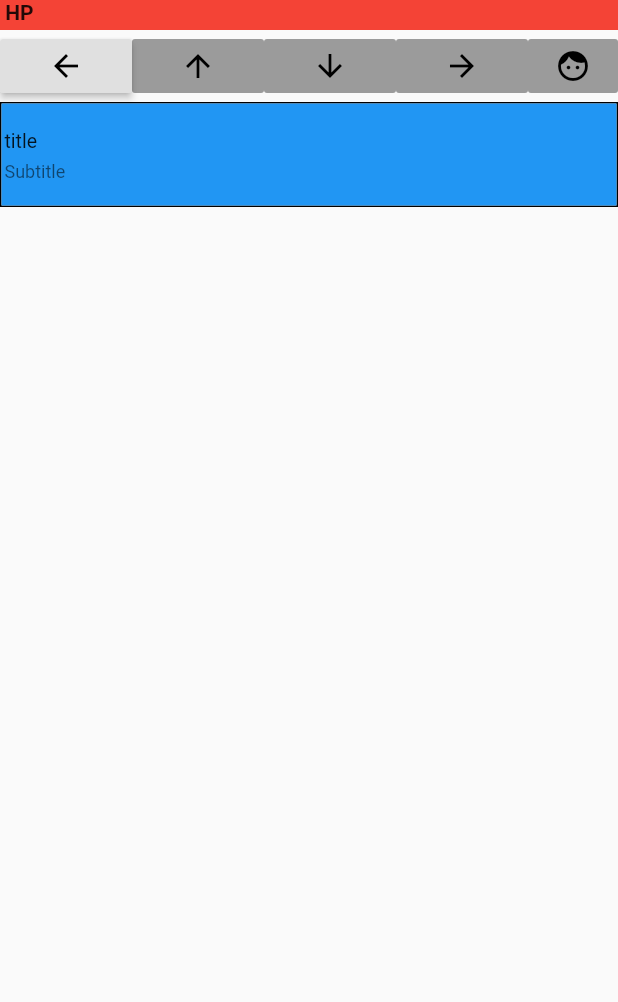
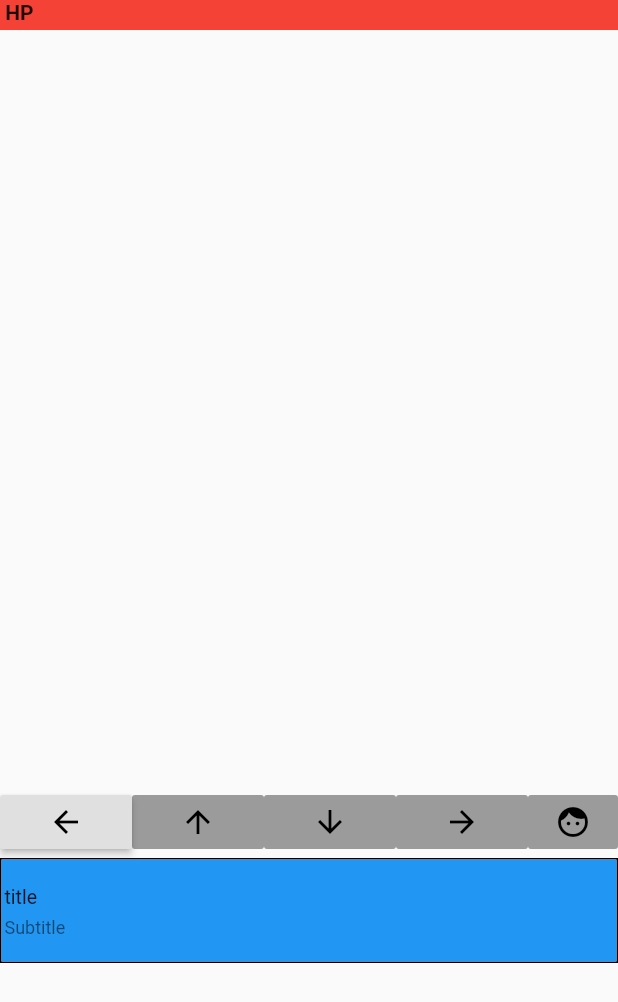
Before and after one commit to crtingram/flutter_rogue_like, a Flutter app: the screen it shows after launch, on a phone screen of 412 x 824 dp. Shown: the top 1002 px of the screen. Run offline on Flutter 3.47's test engine with Material 2 defaults, Android fonts, the phone set to English and light mode, and no system bars.

Commit message:
Add GridView to main.

```diff
--- a/lib/main.dart
+++ b/lib/main.dart
@@ -31,6 +31,7 @@ class _MyStatefulWidgetState extends State<MyStatefulWidget> {
       body: Column(
         children: <Widget>[
           _buildHpBar(),
+          _buildGridView(screenWidth),
           _buildButtonRow(),
           _buildListView()
         ],
@@ -38,7 +39,7 @@ class _MyStatefulWidgetState extends State<MyStatefulWidget> {
     ));
   }
 
-  _buildHpBar() {
+  Widget _buildHpBar() {
     return Row(
       children: <Widget>[
         Container(
@@ -60,6 +61,13 @@ class _MyStatefulWidgetState extends State<MyStatefulWidget> {
     );
   }
 
+  Widget _buildGridView(double screenWidth) {
+    return Flexible(
+      flex: 2,
+      child: GridView.extent(maxCrossAxisExtent: screenWidth / 9, children: []),
+    );
+  }
+
   Widget _buildButtonRow() {
     return Row(
       children: <Widget>[
@@ -71,21 +79,18 @@ class _MyStatefulWidgetState extends State<MyStatefulWidget> {
           ),
         ),
         RaisedButton(
-//                onPressed: () => _movePlayer(MapUtil.DIRECTIONS.NORTH),
           child: Icon(
             Icons.arrow_upward,
             color: Colors.black,
           ),
         ),
         RaisedButton(
-//                onPressed: () => _movePlayer(MapUtil.DIRECTIONS.SOUTH),
           child: Icon(
             Icons.arrow_downward,
             color: Colors.black,
           ),
         ),
         RaisedButton(
-//                onPressed: () => _movePlayer(MapUtil.DIRECTIONS.EAST),
           child: Icon(
             Icons.arrow_forward,
             color: Colors.black,
@@ -93,7 +98,6 @@ class _MyStatefulWidgetState extends State<MyStatefulWidget> {
         ),
         Expanded(
           child: RaisedButton(
-//                onPressed: _contextButton,
             child: Icon(
               Icons.face,
               color: Colors.black,
```
